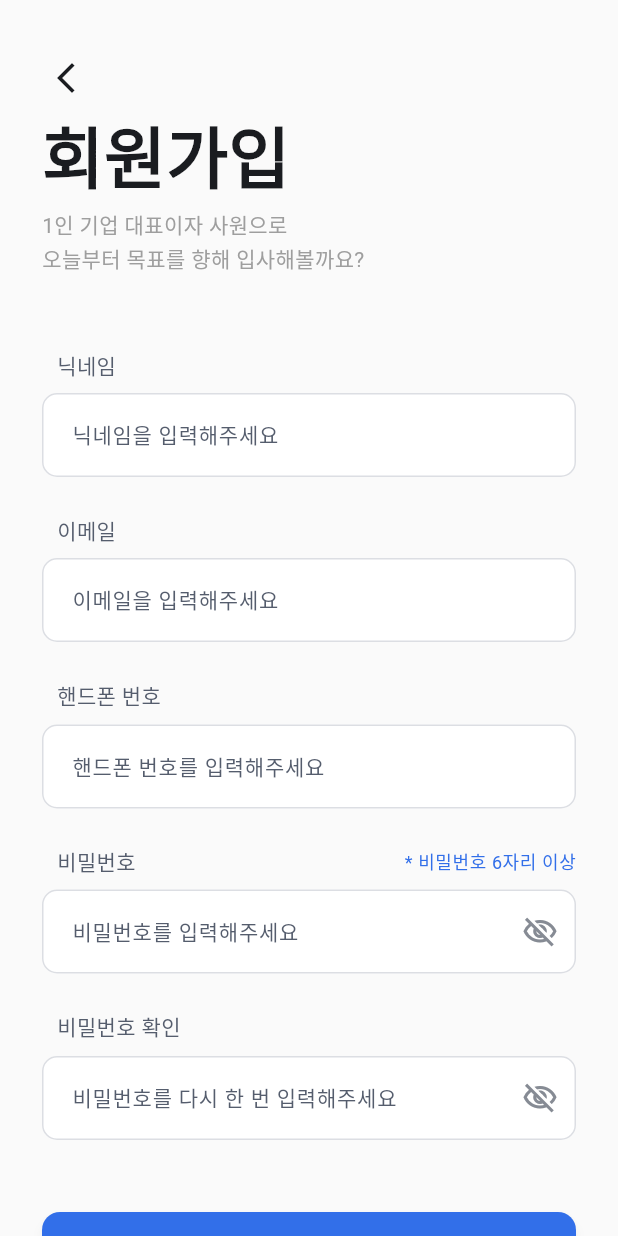
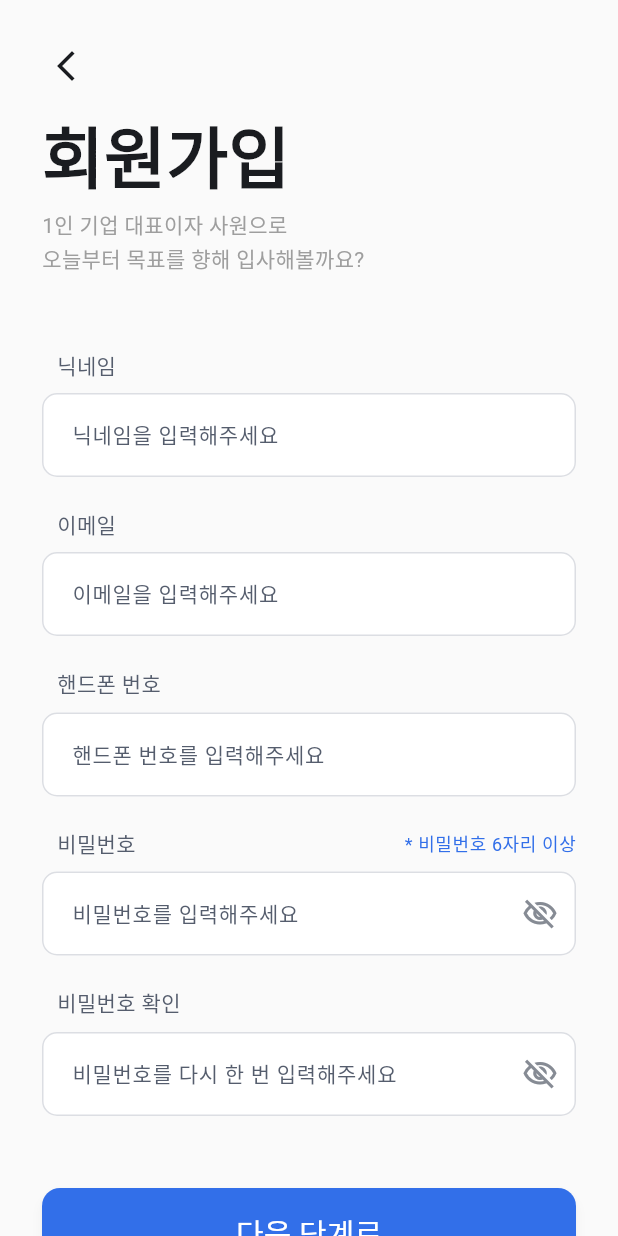
Before and after one commit to seulkish/OneulDo, a Flutter app: the SignupView screen opened by its route, on a phone screen of 412 x 824 dp. Run offline on Flutter 3.47's test engine with Material 3 defaults, Android fonts, the phone set to English and light mode, and no system bars; our stand-ins replace firebase_core, go_router; accounts and stored records are empty; Roboto replaces fonts that are missing (Pretendard).

Commit message:
feat: implement signup view

```diff
--- a/lib/routes/app_router.dart
+++ b/lib/routes/app_router.dart
@@ -34,7 +34,7 @@ final GlobalKey<NavigatorState> _myPageNavigatorKey = GlobalKey<NavigatorState>(
 
 final router = GoRouter(
   navigatorKey: _rootNavigatorKey,
-  initialLocation: '/',
+  initialLocation: '/landing',
   redirect: (context, state) {},
   routes: [
     GoRoute(
@@ -109,7 +109,7 @@ final router = GoRouter(
           navigatorKey: _myPageNavigatorKey,
           routes: [
             GoRoute(
-              path: '/my-page',
+              path: '/my_page',
               name: 'myPage',
               builder: (context, state) => const MyPageView(),
             ),
--- a/lib/views/my_page_view.dart
+++ b/lib/views/my_page_view.dart
@@ -22,6 +22,9 @@ class MyPageView extends StatelessWidget {
               },
               version: ButtonVersion.login,
             ),
+
+            const SizedBox(height: 8,),
+
             CommonButton(
               text: '회원가입',
               onPressed: () {
--- a/lib/views/signup_view.dart
+++ b/lib/views/signup_view.dart
@@ -14,10 +14,27 @@ class SignupView extends StatefulWidget {
 }
 
 class _SignupViewState extends State<SignupView> {
+
+  final _formKey = GlobalKey<FormState>();
   bool _obscurePassword = true;
-  final _formKey = GlobalKey<FormState>();
+  bool _obscurePasswordConfirm = true;
+
+  final _nicknameController = TextEditingController();
+  final _emailController = TextEditingController();
+  final _phoneController = TextEditingController();
   final _passwordController = TextEditingController();
   final _passwordConfirmController = TextEditingController();
+
+  //
+  @override
+  void dispose() {
+    _nicknameController.dispose();
+    _emailController.dispose();
+    _phoneController.dispose();
+    _passwordController.dispose();
+    _passwordConfirmController.dispose();
+    super.dispose();
+  }
 
   @override
   Widget build(BuildContext context) {
@@ -26,7 +43,9 @@ class _SignupViewState extends State<SignupView> {
     return Scaffold(
       body: SafeArea(
         child: SingleChildScrollView(
-          padding: const EdgeInsets.fromLTRB(28, 28, 28, 24),
+          padding: const EdgeInsets.fromLTRB(28, 20, 28, 20),
+          child: Form(
+            key: _formKey,
             child: Column(
               crossAxisAlignment: CrossAxisAlignment.start,
               children: [
@@ -41,10 +60,9 @@ class _SignupViewState extends State<SignupView> {
                   icon: const Icon(Icons.arrow_back_ios_new),
                 ),
 
-              Text(
-                '회원가입',
-                style: theme.textTheme.displaySmall,
-              ),
+                const SizedBox(height: 8),
+
+                Text('회원가입', style: theme.textTheme.displaySmall),
                 const SizedBox(height: 8),
 
                 Text(
@@ -55,30 +73,36 @@ class _SignupViewState extends State<SignupView> {
                 ),
                 const SizedBox(height: 48),
 
+                // 닉네임
                 Padding(
                   padding: const EdgeInsets.only(left: 10),
-                child: Text(
-                  '닉네임',
-                  style: theme.textTheme.bodyMedium,
-                ),
+                  child: Text('닉네임', style: theme.textTheme.bodyMedium),
                 ),
                 const SizedBox(height: 8),
-              const CommonTextField(
+                CommonTextField(
                   label: '닉네임을 입력해주세요',
+                  controller: _nicknameController,
+                  validator: (value) {
+                    if(value == null || value.isEmpty) {
+                      return '닉네임을 입력해주세요';
+                    }
+                    return null;
+                  },
                 ),
-              const SizedBox(height: 24),
+                const SizedBox(height: 20),
 
+                // 이메일
                 Padding(
                   padding: const EdgeInsets.only(left: 10),
-                child: Text(
-                  '이메일',
-                  style: theme.textTheme.bodyMedium,
-                ),
+                  child: Text('이메일', style: theme.textTheme.bodyMedium),
                 ),
                 const SizedBox(height: 8),
                 CommonTextField(
                   label: '이메일을 입력해주세요',
+                  keyboardType: TextInputType.emailAddress,
+                  controller: _emailController,
                   validator: (value) {
+                    final email = value?.trim() ?? '';
                     if (value == null || value.trim().isEmpty) {
                       return '이메일을 입력해주세요';
                     }
@@ -87,37 +111,39 @@ class _SignupViewState extends State<SignupView> {
                       r'^[\w.%+-]+@[\w.-]+\.[a-zA-Z]{2,}$',
                     );
 
-                  if (!emailRegex.hasMatch(value.trim())) {
+                    if (!emailRegex.hasMatch(email)) {
                       return '올바른 이메일 형식이 아닙니다';
                     }
 
                     return null;
                   },
                 ),
-              const SizedBox(height: 24),
+                const SizedBox(height: 20),
 
                 Padding(
                   padding: const EdgeInsets.only(left: 10),
-                child: Text(
-                  '핸드폰 번호',
-                  style: theme.textTheme.bodyMedium,
-                ),
+                  child: Text('핸드폰 번호', style: theme.textTheme.bodyMedium),
                 ),
                 const SizedBox(height: 8),
-              const CommonTextField(
+                CommonTextField(
                   label: '핸드폰 번호를 입력해주세요',
+                  keyboardType: TextInputType.phone,
+                  controller: _phoneController,
+                  validator: (value) {
+                    if (value == null || value.isEmpty) {
+                      return '핸드폰 번호를 입력해주세요';
+                    }
+                    return null;
+                  },
                 ),
-              const SizedBox(height: 24),
+                const SizedBox(height: 20),
 
                 Padding(
                   padding: const EdgeInsets.only(left: 10),
                   child: Row(
                     mainAxisAlignment: MainAxisAlignment.spaceBetween,
                     children: [
-                    Text(
-                      '비밀번호',
-                      style: theme.textTheme.bodyMedium,
-                    ),
+                      Text('비밀번호', style: theme.textTheme.bodyMedium),
                       const SizedBox(width: 8),
                       Text(
                         '* 비밀번호 6자리 이상',
@@ -136,11 +162,11 @@ class _SignupViewState extends State<SignupView> {
                   obscureText: _obscurePassword,
                   validator: (value) {
                     if (value == null || value.isEmpty) {
-                    return '비밀번호를 다시 입력해주세요';
+                      return '비밀번호를 입력해주세요';
                     }
 
-                  if (value != _passwordController.text) {
-                    return '비밀번호가 일치하지 않습니다';
+                    if (value.length < 6 ) {
+                      return '비밀번호가 6자리 이상이어야 합니다';
                     }
 
                     return null;
@@ -159,24 +185,33 @@ class _SignupViewState extends State<SignupView> {
                     ),
                   ),
                 ),
-              const SizedBox(height: 24),
+                const SizedBox(height: 20),
 
                 Padding(
                   padding: const EdgeInsets.only(left: 10),
-                child: Text(
-                  '비밀번호 확인',
-                  style: theme.textTheme.bodyMedium,
+                  child: Text('비밀번호 확인', style: theme.textTheme.bodyMedium),
                 ),
-              ),
-              const SizedBox(height: 8,),
+                const SizedBox(height: 8),
 
                 CommonTextField(
                   label: '비밀번호를 다시 한 번 입력해주세요',
-                obscureText: _obscurePassword,
+                  controller: _passwordConfirmController,
+                  obscureText: _obscurePasswordConfirm,
+                  validator: (value) {
+                    if (value == null || value.isEmpty) {
+                      return '비밀번호를 입력해주세요';
+                    }
+
+                    if (value != _passwordController.text) {
+                      return '비밀번호가 일치하지 않습니다';
+                    }
+
+                    return null;
+                  },
                   suffixIcon: IconButton(
                     onPressed: () {
                       setState(() {
-                      _obscurePassword = !_obscurePassword;
+                        _obscurePasswordConfirm = !_obscurePasswordConfirm;
                       });
                     },
                     icon: Icon(
@@ -192,7 +227,9 @@ class _SignupViewState extends State<SignupView> {
                 CommonButton(
                   text: '다음 단계로',
                   onPressed: () {
+                    if (_formKey.currentState?.validate() ?? false) {
                       context.go('/signup/workplace');
+                    }
                   },
                   version: ButtonVersion.login,
                 ),
@@ -200,6 +237,7 @@ class _SignupViewState extends State<SignupView> {
             ),
           ),
         ),
+      ),
     );
   }
 }
```
Lines whose indentation alone changed are shown as unchanged.
